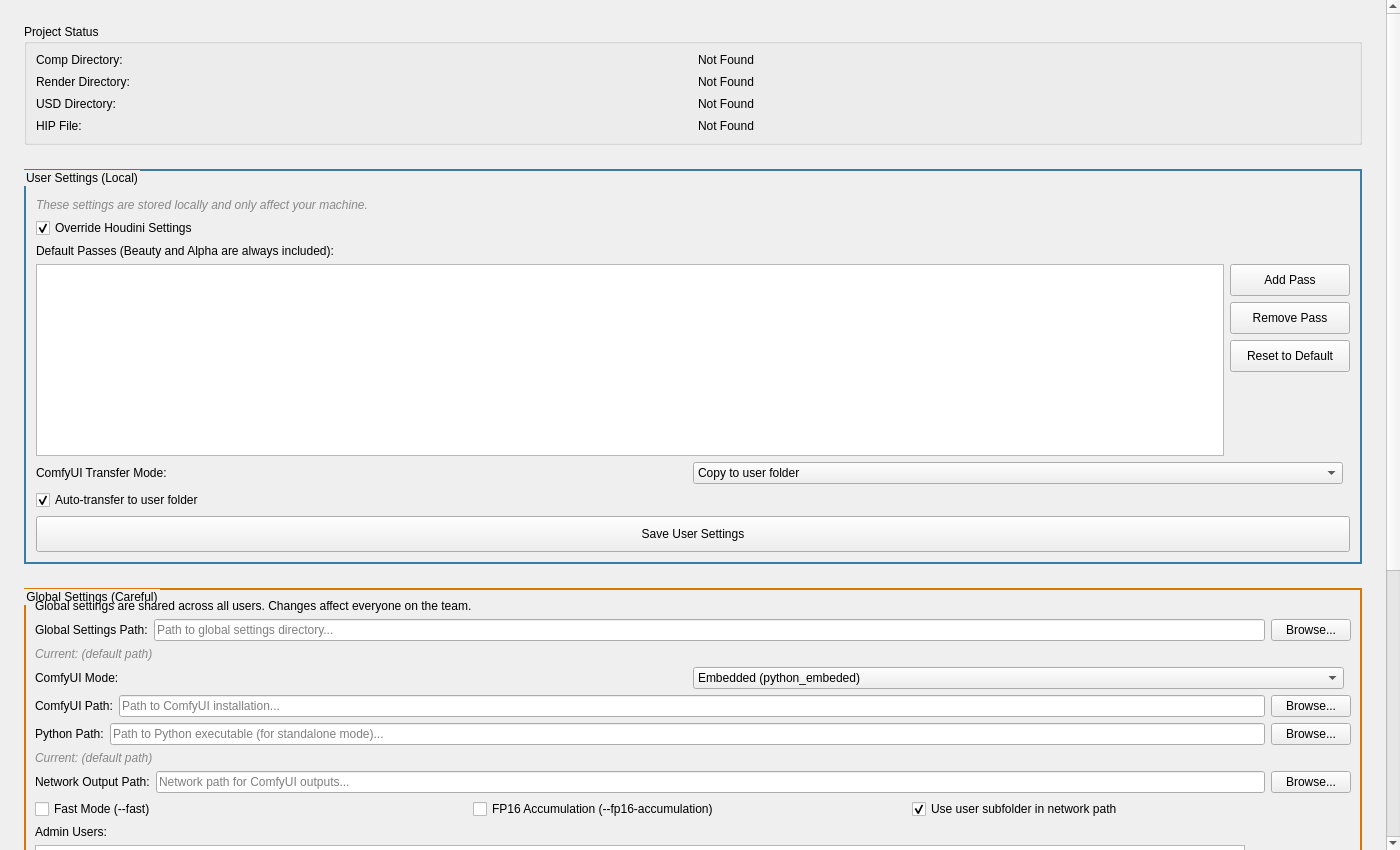
Above: resources/ui/tabs/settings.ui from cpt-cabbage/luma_tools before the change. Below: the same form after it.
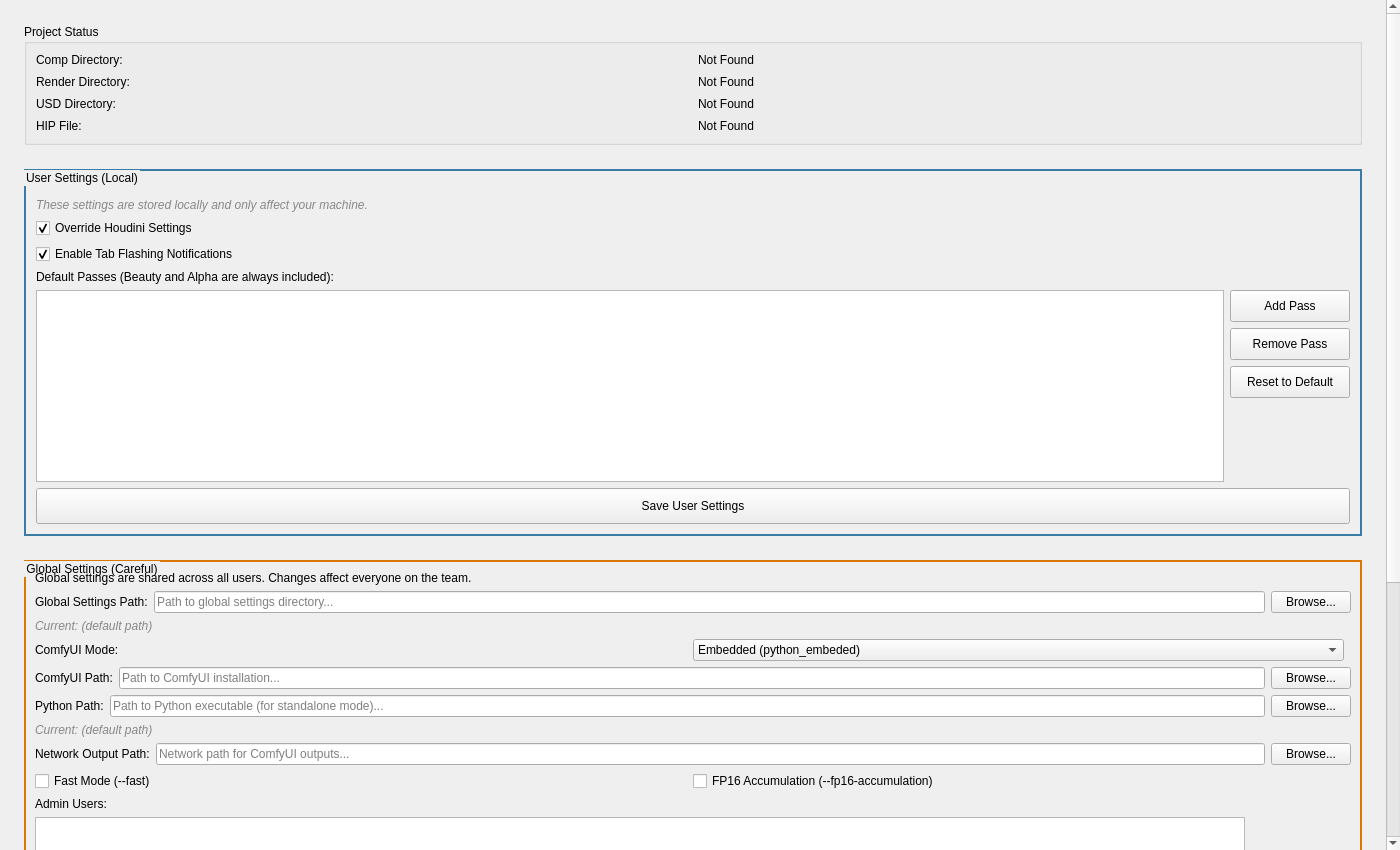
That is the form after the change.

Commit message:
feat(settings): Add user settings loading and tab flashing option
- Implemented loading of user settings in the settings tab.
- Added a checkbox for enabling/disabling tab flashing notifications.
- Removed unused ComfyUI transfer settings from the UI and logic.
- Updated the settings UI to reflect changes in terminology and layout.
- Introduced a pulsing glow effect for tabs to enhance user experience.
- Updated icon colors for better visibility and consistency.
- Refactored ComfyUI settings management to streamline the user interface.

```diff
--- a/resources/ui/tabs/settings.ui
+++ b/resources/ui/tabs/settings.ui
@@ -184,6 +184,19 @@
             </property>
            </widget>
           </item>
+          <item>
+           <widget class="QCheckBox" name="TabFlashingEnabled">
+            <property name="toolTip">
+             <string>Enable tab flashing/glow effect when new content is available (e.g., ComfyUI Gallery when images are generated)</string>
+            </property>
+            <property name="text">
+             <string>Enable Tab Flashing Notifications</string>
+            </property>
+            <property name="checked">
+             <bool>true</bool>
+            </property>
+           </widget>
+          </item>
           <item>
            <widget class="QLabel" name="defaultPassesLabel">
             <property name="text">
@@ -276,67 +289,6 @@
             </item>
            </layout>
           </item>
-          <item>
-           <layout class="QHBoxLayout" name="transferModeLayout">
-            <item>
-             <widget class="QLabel" name="TransferModeLabel">
-              <property name="text">
-               <string>ComfyUI Transfer Mode:</string>
-              </property>
-             </widget>
-            </item>
-            <item>
-             <widget class="QComboBox" name="ComfyUITransferModeCombo">
-              <property name="toolTip">
-               <string>How to transfer files from network path to user folder after job completion.
-Copy: Keep original files on network, copy to user folder (safer)
-Move: Move files to user folder, delete from network (saves space)</string>
-              </property>
-              <item>
-               <property name="text">
-                <string>Copy to user folder</string>
-               </property>
-              </item>
-              <item>
-               <property name="text">
-                <string>Move to user folder</string>
-               </property>
-              </item>
-             </widget>
-            </item>
-            <item>
-             <spacer name="transferModeSpacer">
-              <property name="orientation">
-               <enum>Qt::Horizontal</enum>
-              </property>
-             </spacer>
-            </item>
-           </layout>
-          </item>
-          <item>
-           <layout class="QHBoxLayout" name="userTransferOptionsLayout">
-            <item>
-             <widget class="QCheckBox" name="ComfyUITransferToUserFolder">
-              <property name="text">
-               <string>Auto-transfer to user folder</string>
-              </property>
-              <property name="toolTip">
-               <string>Automatically transfer files from network path to user's output folder when job completes</string>
-              </property>
-              <property name="checked">
-               <bool>true</bool>
-              </property>
-             </widget>
-            </item>
-            <item>
-             <spacer name="userTransferOptionsSpacer">
-              <property name="orientation">
-               <enum>Qt::Horizontal</enum>
-              </property>
-             </spacer>
-            </item>
-           </layout>
-          </item>
           <item>
            <widget class="QPushButton" name="SaveSettingsButton">
             <property name="minimumSize">
@@ -590,19 +542,6 @@
               </property>
              </widget>
             </item>
-            <item>
-             <widget class="QCheckBox" name="ComfyUIUseUserSubfolder">
-              <property name="text">
-               <string>Use user subfolder in network path</string>
-              </property>
-              <property name="toolTip">
-               <string>Create user-specific subfolders in network output path (e.g., network_path/username/)</string>
-              </property>
-              <property name="checked">
-               <bool>true</bool>
-              </property>
-             </widget>
-            </item>
             <item>
              <spacer name="performanceFlagsSpacer">
               <property name="orientation">
```
The commit also changes 16 other files.
